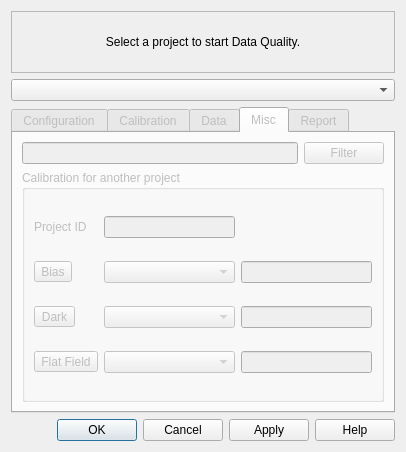
First picture: the form in dataquality.ui, repository tribeiro/soarlog, before the edit.
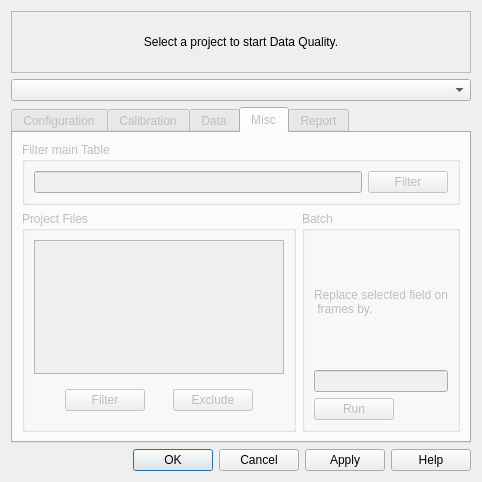
Second picture: the form after the edit. The open tabs and pages were chosen to show the change.

Commit message: More tweaks to data quality.

Diff of the .ui file:
```diff
--- a/dataquality.ui
+++ b/dataquality.ui
@@ -6,12 +6,12 @@
    <rect>
     <x>0</x>
     <y>0</y>
-    <width>406</width>
-    <height>452</height>
+    <width>482</width>
+    <height>482</height>
    </rect>
   </property>
   <property name="sizePolicy">
-   <sizepolicy hsizetype="Fixed" vsizetype="Fixed">
+   <sizepolicy hsizetype="Preferred" vsizetype="Preferred">
     <horstretch>0</horstretch>
     <verstretch>0</verstretch>
    </sizepolicy>
@@ -31,7 +31,7 @@
   <layout class="QGridLayout" name="gridLayout_2">
    <item row="0" column="0">
     <layout class="QGridLayout" name="gridLayout">
-     <item row="1" column="0">
+     <item row="2" column="0">
       <widget class="QComboBox" name="comboBox"/>
      </item>
      <item row="0" column="0">
@@ -61,7 +61,7 @@
        </layout>
       </widget>
      </item>
-     <item row="2" column="0">
+     <item row="3" column="0">
       <widget class="QTabWidget" name="tabWidget">
        <property name="enabled">
         <bool>false</bool>
@@ -303,11 +303,17 @@
         <attribute name="title">
          <string>Misc</string>
         </attribute>
-        <layout class="QGridLayout" name="gridLayout_5">
-         <item row="0" column="1">
+        <layout class="QGridLayout" name="gridLayout_7">
+         <item row="0" column="0" colspan="2">
+          <widget class="QGroupBox" name="groupBox_2">
+           <property name="title">
+            <string>Filter main Table</string>
+           </property>
+           <layout class="QHBoxLayout" name="horizontalLayout_7">
+            <item>
           <widget class="QLineEdit" name="queryDB"/>
          </item>
-         <item row="0" column="2">
+            <item>
           <widget class="QPushButton" name="runQueryDB">
            <property name="sizePolicy">
             <sizepolicy hsizetype="Maximum" vsizetype="Maximum">
@@ -323,60 +329,82 @@
            </property>
           </widget>
          </item>
-         <item row="1" column="1" colspan="2">
+           </layout>
+          </widget>
+         </item>
+         <item row="1" column="0">
           <widget class="QGroupBox" name="groupBox">
            <property name="title">
-            <string>Calibration for another project</string>
+            <string>Project Files</string>
            </property>
            <layout class="QGridLayout" name="gridLayout_8">
+            <item row="0" column="0">
+             <widget class="QTableView" name="tableProjectFiles"/>
+            </item>
             <item row="1" column="0">
-             <widget class="QToolButton" name="toolButton">
+             <widget class="QWidget" name="widget_5" native="true">
+              <layout class="QHBoxLayout" name="horizontalLayout_6">
+               <item>
+                <widget class="QPushButton" name="pushButton_3">
+                 <property name="sizePolicy">
+                  <sizepolicy hsizetype="Maximum" vsizetype="Fixed">
+                   <horstretch>0</horstretch>
+                   <verstretch>0</verstretch>
+                  </sizepolicy>
+                 </property>
               <property name="text">
-               <string>Bias</string>
+                  <string>Filter</string>
               </property>
              </widget>
             </item>
-            <item row="2" column="0">
-             <widget class="QToolButton" name="toolButton_2">
+               <item>
+                <widget class="QPushButton" name="pushButton_2">
+                 <property name="sizePolicy">
+                  <sizepolicy hsizetype="Maximum" vsizetype="Fixed">
+                   <horstretch>0</horstretch>
+                   <verstretch>0</verstretch>
+                  </sizepolicy>
+                 </property>
               <property name="text">
-               <string>Dark</string>
+                  <string>Exclude</string>
               </property>
              </widget>
             </item>
-            <item row="3" column="0">
-             <widget class="QToolButton" name="toolButton_3">
-              <property name="text">
-               <string>Flat Field</string>
-              </property>
+              </layout>
+             </widget>
+            </item>
+           </layout>
              </widget>
             </item>
             <item row="1" column="1">
-             <widget class="QComboBox" name="comboBox_2"/>
-            </item>
-            <item row="2" column="1">
-             <widget class="QComboBox" name="comboBox_3"/>
-            </item>
-            <item row="3" column="1">
-             <widget class="QComboBox" name="comboBox_4"/>
-            </item>
-            <item row="1" column="2">
-             <widget class="QLineEdit" name="lineEdit"/>
-            </item>
-            <item row="2" column="2">
-             <widget class="QLineEdit" name="lineEdit_2"/>
-            </item>
-            <item row="3" column="2">
-             <widget class="QLineEdit" name="lineEdit_3"/>
-            </item>
-            <item row="0" column="0">
+          <widget class="QGroupBox" name="groupBox_3">
+           <property name="title">
+            <string>Batch</string>
+           </property>
+           <layout class="QVBoxLayout" name="verticalLayout_4">
+            <item>
              <widget class="QLabel" name="label_4">
               <property name="text">
-               <string>Project ID</string>
+               <string>Replace selected field on
+ frames by.</string>
               </property>
              </widget>
             </item>
-            <item row="0" column="1">
-             <widget class="QLineEdit" name="lineEdit_4"/>
+            <item>
+             <widget class="QLineEdit" name="lineEdit"/>
+            </item>
+            <item>
+             <widget class="QPushButton" name="pushButton_4">
+              <property name="sizePolicy">
+               <sizepolicy hsizetype="Maximum" vsizetype="Fixed">
+                <horstretch>0</horstretch>
+                <verstretch>0</verstretch>
+               </sizepolicy>
+              </property>
+              <property name="text">
+               <string>Run</string>
+              </property>
+             </widget>
             </item>
            </layout>
           </widget>
```
Left out of the diff: 18 changed lines with no effect on the pictures. Lines whose indentation alone changed are shown as unchanged. The commit also changes 2 other files.
